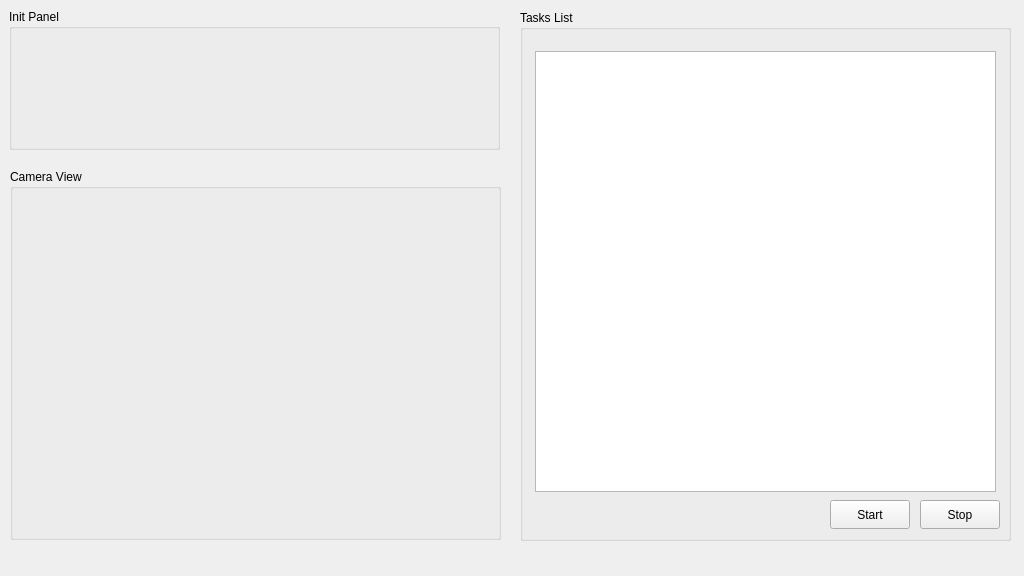
Qt form mainwindow.ui (SYSU-QuadCopter-2014-Team/m100-task-runner) before a commit.
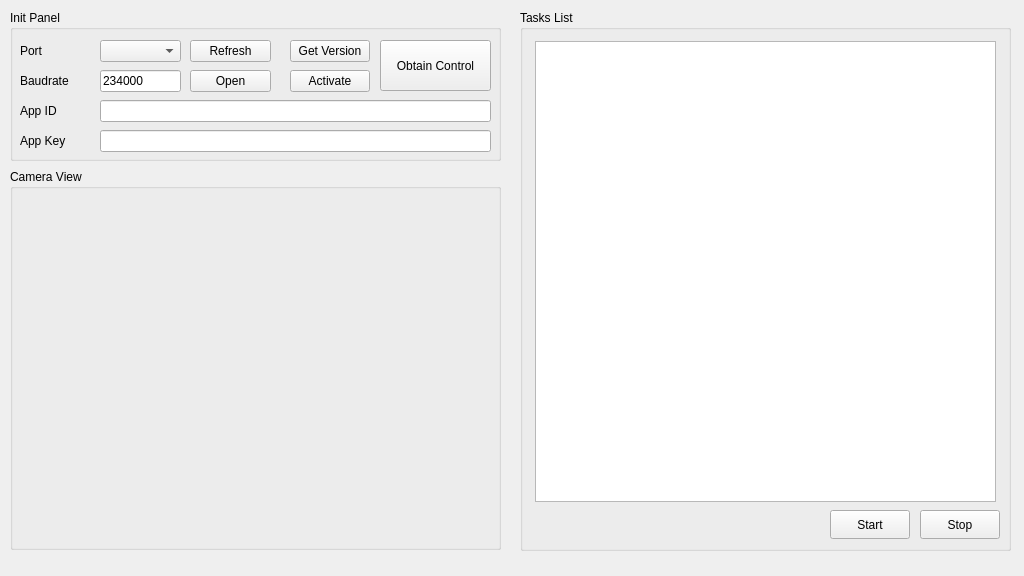
The same form after that commit.

Diff of the .ui file:
```diff
--- a/mainwindow.ui
+++ b/mainwindow.ui
@@ -17,15 +17,175 @@
    <widget class="QGroupBox" name="groupBox">
     <property name="geometry">
      <rect>
-      <x>9</x>
-      <y>9</y>
+      <x>10</x>
+      <y>10</y>
       <width>491</width>
-      <height>141</height>
+      <height>151</height>
      </rect>
     </property>
     <property name="title">
      <string>Init Panel</string>
     </property>
+    <widget class="QComboBox" name="portComboBox">
+     <property name="geometry">
+      <rect>
+       <x>90</x>
+       <y>30</y>
+       <width>81</width>
+       <height>22</height>
+      </rect>
+     </property>
+    </widget>
+    <widget class="QPushButton" name="openPortButton">
+     <property name="geometry">
+      <rect>
+       <x>180</x>
+       <y>60</y>
+       <width>81</width>
+       <height>22</height>
+      </rect>
+     </property>
+     <property name="text">
+      <string>Open</string>
+     </property>
+    </widget>
+    <widget class="QPushButton" name="refreshPortButton">
+     <property name="geometry">
+      <rect>
+       <x>180</x>
+       <y>30</y>
+       <width>81</width>
+       <height>22</height>
+      </rect>
+     </property>
+     <property name="text">
+      <string>Refresh</string>
+     </property>
+    </widget>
+    <widget class="QLineEdit" name="baudrateEdit">
+     <property name="geometry">
+      <rect>
+       <x>90</x>
+       <y>60</y>
+       <width>81</width>
+       <height>22</height>
+      </rect>
+     </property>
+     <property name="text">
+      <string>234000</string>
+     </property>
+    </widget>
+    <widget class="QLineEdit" name="appIdEdit">
+     <property name="geometry">
+      <rect>
+       <x>90</x>
+       <y>90</y>
+       <width>391</width>
+       <height>22</height>
+      </rect>
+     </property>
+    </widget>
+    <widget class="QLabel" name="label">
+     <property name="geometry">
+      <rect>
+       <x>10</x>
+       <y>30</y>
+       <width>71</width>
+       <height>21</height>
+      </rect>
+     </property>
+     <property name="text">
+      <string>Port</string>
+     </property>
+    </widget>
+    <widget class="QLabel" name="label_2">
+     <property name="geometry">
+      <rect>
+       <x>10</x>
+       <y>90</y>
+       <width>71</width>
+       <height>21</height>
+      </rect>
+     </property>
+     <property name="text">
+      <string>App ID</string>
+     </property>
+    </widget>
+    <widget class="QLineEdit" name="appKeyEdit">
+     <property name="geometry">
+      <rect>
+       <x>90</x>
+       <y>120</y>
+       <width>391</width>
+       <height>22</height>
+      </rect>
+     </property>
+    </widget>
+    <widget class="QPushButton" name="obtainControlButton">
+     <property name="geometry">
+      <rect>
+       <x>370</x>
+       <y>30</y>
+       <width>111</width>
+       <height>51</height>
+      </rect>
+     </property>
+     <property name="text">
+      <string>Obtain Control</string>
+     </property>
+    </widget>
+    <widget class="QLabel" name="label_3">
+     <property name="geometry">
+      <rect>
+       <x>10</x>
+       <y>60</y>
+       <width>71</width>
+       <height>21</height>
+      </rect>
+     </property>
+     <property name="text">
+      <string>Baudrate</string>
+     </property>
+    </widget>
+    <widget class="QLabel" name="label_4">
+     <property name="geometry">
+      <rect>
+       <x>10</x>
+       <y>120</y>
+       <width>71</width>
+       <height>21</height>
+      </rect>
+     </property>
+     <property name="text">
+      <string>App Key</string>
+     </property>
+    </widget>
+    <widget class="QPushButton" name="getVersionButton">
+     <property name="geometry">
+      <rect>
+       <x>280</x>
+       <y>30</y>
+       <width>80</width>
+       <height>22</height>
+      </rect>
+     </property>
+     <property name="text">
+      <string>Get Version</string>
+     </property>
+    </widget>
+    <widget class="QPushButton" name="activateButton">
+     <property name="geometry">
+      <rect>
+       <x>280</x>
+       <y>60</y>
+       <width>80</width>
+       <height>22</height>
+      </rect>
+     </property>
+     <property name="text">
+      <string>Activate</string>
+     </property>
+    </widget>
    </widget>
    <widget class="QGroupBox" name="groupBox_2">
     <property name="geometry">
@@ -33,7 +193,7 @@
       <x>520</x>
       <y>10</y>
       <width>491</width>
-      <height>531</height>
+      <height>541</height>
      </rect>
     </property>
     <property name="title">
@@ -43,9 +203,9 @@
      <property name="geometry">
       <rect>
        <x>15</x>
-       <y>41</y>
+       <y>31</y>
        <width>461</width>
-       <height>441</height>
+       <height>461</height>
       </rect>
      </property>
      <property name="editTriggers">
@@ -56,7 +216,7 @@
      <property name="geometry">
       <rect>
        <x>310</x>
-       <y>490</y>
+       <y>500</y>
        <width>80</width>
        <height>29</height>
       </rect>
@@ -69,7 +229,7 @@
      <property name="geometry">
       <rect>
        <x>400</x>
-       <y>490</y>
+       <y>500</y>
        <width>80</width>
        <height>29</height>
       </rect>
@@ -85,7 +245,7 @@
       <x>10</x>
       <y>169</y>
       <width>491</width>
-      <height>371</height>
+      <height>381</height>
      </rect>
     </property>
     <property name="title">
```
Left out of the diff: 2 changed lines with no effect on the pictures.
